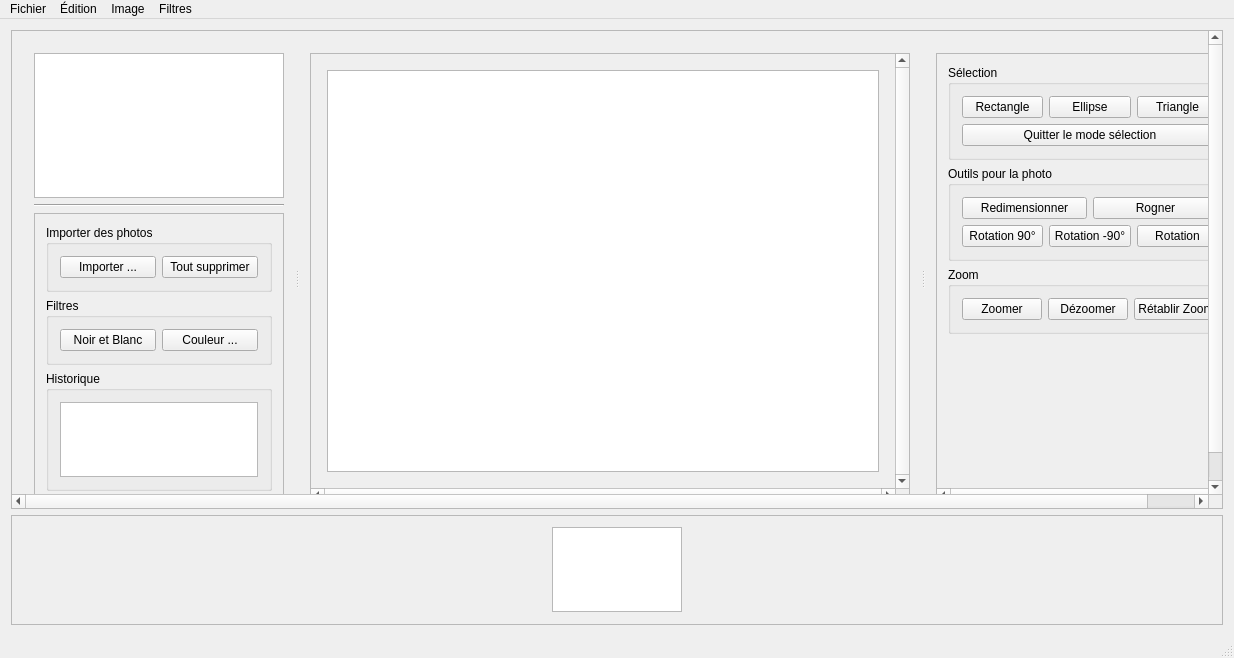
Anthiel/IHM_Qt_M1, file mainwindow.ui: the form before one commit.
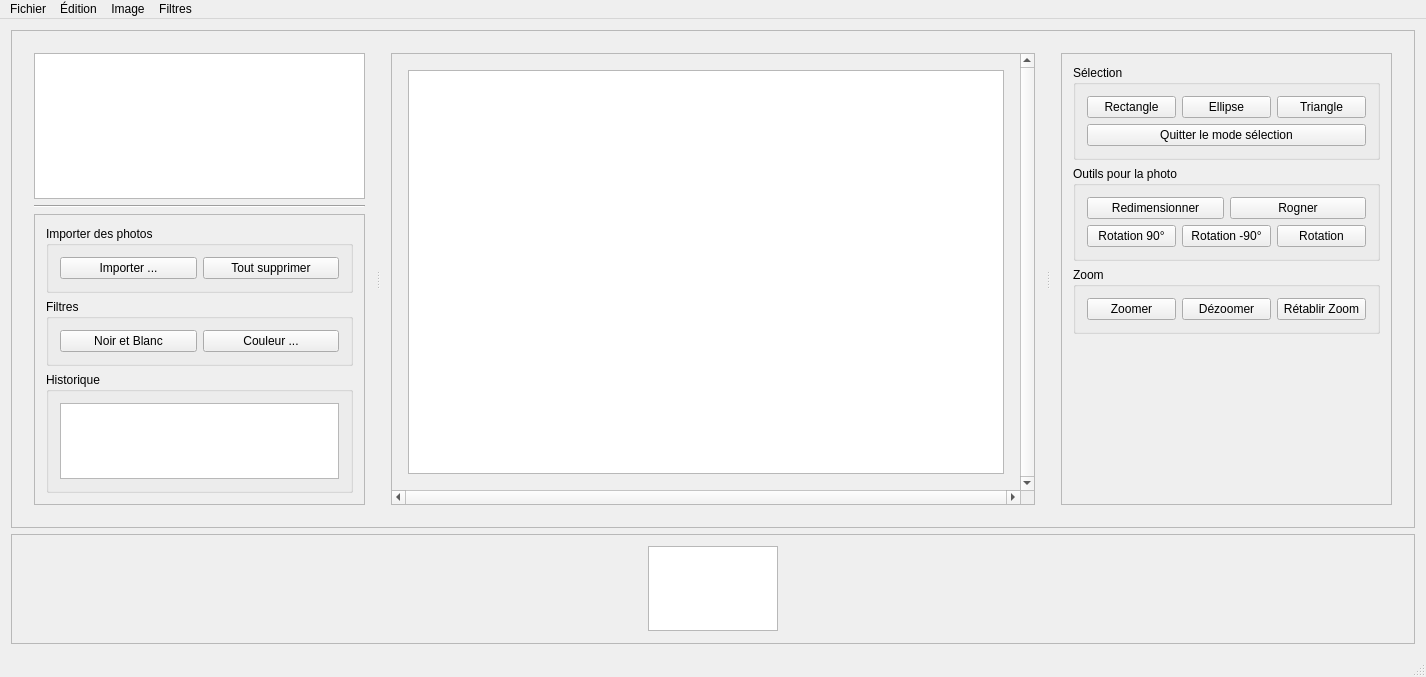
The form after the commit. Icons and pictures are not drawn. Custom widgets are drawn as their Qt base class.

```diff
--- a/mainwindow.ui
+++ b/mainwindow.ui
@@ -9,8 +9,8 @@
    <rect>
     <x>0</x>
     <y>0</y>
-    <width>1234</width>
-    <height>658</height>
+    <width>1426</width>
+    <height>677</height>
    </rect>
   </property>
   <property name="sizePolicy">
@@ -57,10 +57,10 @@
           <widget class="QWidget" name="scrollAreaWidgetContents_2">
            <property name="geometry">
             <rect>
-             <x>-5</x>
-             <y>-34</y>
-             <width>1190</width>
-             <height>474</height>
+             <x>0</x>
+             <y>0</y>
+             <width>1398</width>
+             <height>480</height>
             </rect>
            </property>
            <property name="sizePolicy">
@@ -137,8 +137,8 @@
                     <rect>
                      <x>0</x>
                      <y>0</y>
-                     <width>248</width>
-                     <height>312</height>
+                     <width>329</width>
+                     <height>315</height>
                     </rect>
                    </property>
                    <layout class="QVBoxLayout" name="verticalLayout_3">
@@ -252,8 +252,8 @@
                     <rect>
                      <x>0</x>
                      <y>0</y>
-                     <width>577</width>
-                     <height>427</height>
+                     <width>630</width>
+                     <height>433</height>
                     </rect>
                    </property>
                    <layout class="QGridLayout" name="gridLayout_3">
@@ -352,10 +352,10 @@
                   <widget class="QWidget" name="scrollAreaWidgetContents_5">
                    <property name="geometry">
                     <rect>
-                     <x>-43</x>
+                     <x>0</x>
                      <y>0</y>
-                     <width>368</width>
-                     <height>427</height>
+                     <width>372</width>
+                     <height>454</height>
                     </rect>
                    </property>
                    <layout class="QVBoxLayout" name="verticalLayout_6">
@@ -567,7 +567,7 @@
           <rect>
            <x>0</x>
            <y>0</y>
-           <width>1208</width>
+           <width>1400</width>
            <height>109</height>
           </rect>
          </property>
@@ -620,7 +620,7 @@
     <rect>
      <x>0</x>
      <y>0</y>
-     <width>1234</width>
+     <width>1426</width>
      <height>26</height>
     </rect>
    </property>
```
Left out of the diff: 76 changed lines with no effect on the pictures.
